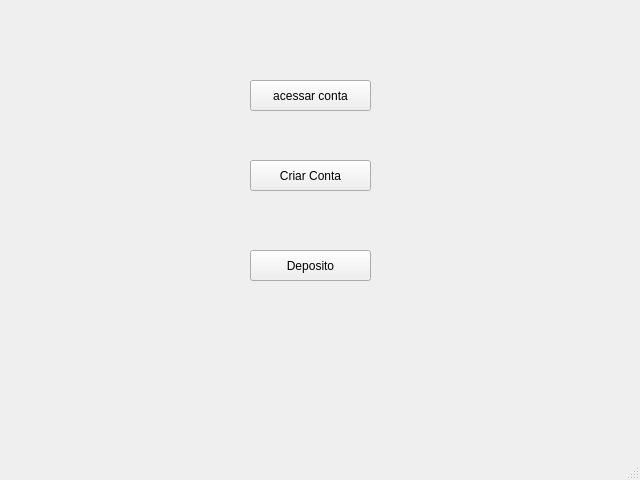
The window that interfaceBanco/tela_inicial.ui (aleffericlys/Banco) describes before a commit, drawn with Qt 5.
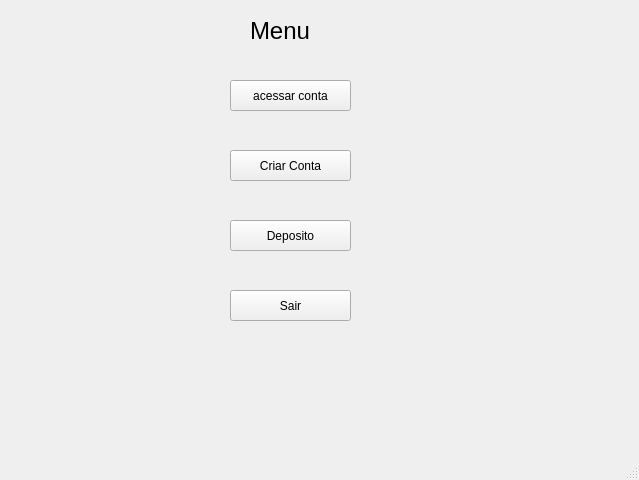
The same window after the commit.

Diff of the .ui file:
```diff
--- a/interfaceBanco/tela_inicial.ui
+++ b/interfaceBanco/tela_inicial.ui
@@ -6,7 +6,7 @@
    <rect>
     <x>0</x>
     <y>0</y>
-    <width>640</width>
+    <width>639</width>
     <height>480</height>
    </rect>
   </property>
@@ -17,7 +17,7 @@
    <widget class="QPushButton" name="pushButton">
     <property name="geometry">
      <rect>
-      <x>250</x>
+      <x>230</x>
       <y>80</y>
       <width>121</width>
       <height>31</height>
@@ -30,8 +30,8 @@
    <widget class="QPushButton" name="pushButton_2">
     <property name="geometry">
      <rect>
-      <x>250</x>
-      <y>160</y>
+      <x>230</x>
+      <y>150</y>
       <width>121</width>
       <height>31</height>
      </rect>
@@ -43,8 +43,8 @@
    <widget class="QPushButton" name="pushButton_3">
     <property name="geometry">
      <rect>
-      <x>250</x>
-      <y>250</y>
+      <x>230</x>
+      <y>220</y>
       <width>121</width>
       <height>31</height>
      </rect>
@@ -53,6 +53,37 @@
      <string>Deposito</string>
     </property>
    </widget>
+   <widget class="QLabel" name="label">
+    <property name="geometry">
+     <rect>
+      <x>250</x>
+      <y>0</y>
+      <width>81</width>
+      <height>61</height>
+     </rect>
+    </property>
+    <property name="font">
+     <font>
+      <pointsize>18</pointsize>
+     </font>
+    </property>
+    <property name="text">
+     <string>Menu</string>
+    </property>
+   </widget>
+   <widget class="QPushButton" name="pushButton_4">
+    <property name="geometry">
+     <rect>
+      <x>230</x>
+      <y>290</y>
+      <width>121</width>
+      <height>31</height>
+     </rect>
+    </property>
+    <property name="text">
+     <string>Sair</string>
+    </property>
+   </widget>
   </widget>
   <widget class="QMenuBar" name="menubar">
    <property name="geometry">
```
Left out of the diff: 2 changed lines with no effect on the pictures.
